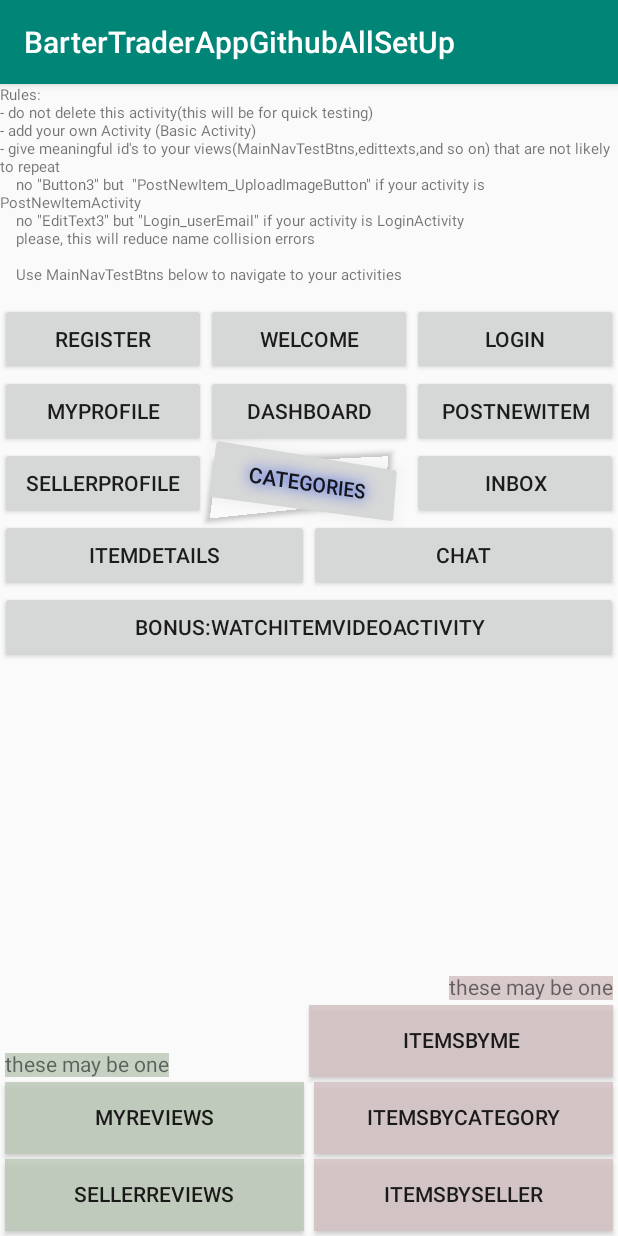
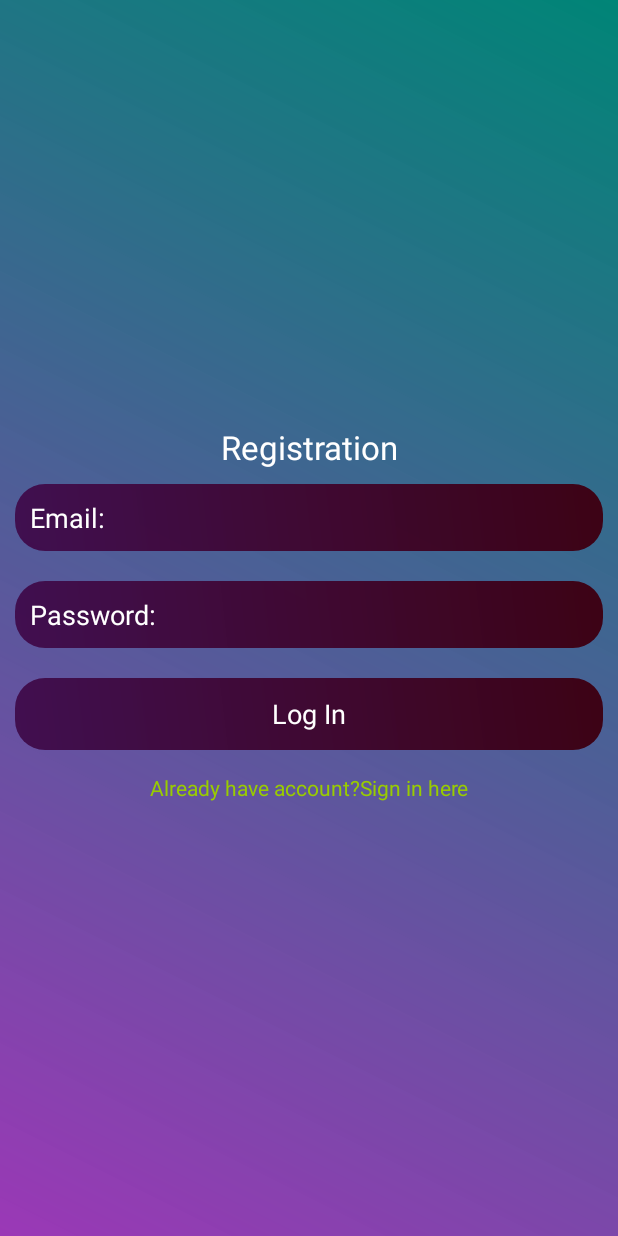
Before and after one commit to Osmiogrzesznik/BarterTrader, an Android app: the screen it shows after launch (MainActivity before the commit, RegisterActivity after it), after a tap on "REGISTER", on a phone screen of 412 x 824 dp. Run offline under Robolectric (Android 15) with nearby library versions, the light colour scheme and no system bars.

Commit message:
Incorporated Marilena's Top-of-the-shelf style and her activities. Connected Post New Item, Login, Register Activities to Main Test Screen.

```diff
--- a/app/src/main/AndroidManifest.xml
+++ b/app/src/main/AndroidManifest.xml
@@ -7,9 +7,11 @@
         android:label="@string/app_name"
         android:roundIcon="@mipmap/ic_launcher_round"
         android:supportsRtl="true"
-        android:theme="@style/AppTheme">
+        android:theme="@style/MarilenaTheme">
         <activity android:name=".PostNewItemActivity"></activity>
         <activity android:name=".CategoriesActivity" />
+        <activity android:name=".RegisterActivity"></activity>
+        <activity android:name=".LoginActivity"></activity>
         <activity android:name=".MainActivity">
             <intent-filter>
                 <action android:name="android.intent.action.MAIN" />
--- a/app/src/main/java/com/groupassignment2019/bartertraderappgithuballsetup/MainActivity.java
+++ b/app/src/main/java/com/groupassignment2019/bartertraderappgithuballsetup/MainActivity.java
@@ -27,13 +27,13 @@ public class MainActivity extends AppCompatActivity {
     }
 
     public void GO_TO_activity_Login(View view) {
-//        Intent intent = new Intent(this, LoginActivity.class);
-//        startActivity(intent);
+        Intent intent = new Intent(this, LoginActivity.class);
+        startActivity(intent);
     }
 
     public void GO_TO_activity_Register(View view) {
-//        Intent intent = new Intent(this, RegisterActivity.class);
-//        startActivity(intent);
+        Intent intent = new Intent(this, RegisterActivity.class);
+        startActivity(intent);
     }
 
     public void GO_TO_activity_Dashboard(View view) {
--- /dev/null
+++ b/app/src/main/java/com/groupassignment2019/bartertraderappgithuballsetup/RegisterActivity.java
@@ -0,0 +1,14 @@
+package com.groupassignment2019.bartertraderappgithuballsetup;
+
+import android.os.Bundle;
+
+import androidx.appcompat.app.AppCompatActivity;
+
+public class RegisterActivity extends AppCompatActivity {
+
+    @Override
+    protected void onCreate(Bundle savedInstanceState) {
+        super.onCreate(savedInstanceState);
+        setContentView(R.layout.activity_registration);
+    }
+}
--- /dev/null
+++ b/app/src/main/res/drawable/back_design.xml
@@ -0,0 +1,8 @@
+<?xml version="1.0" encoding="utf-8"?>
+<shape xmlns:android="http://schemas.android.com/apk/res/android">
+
+    <gradient android:angle="45"
+        android:startColor="#EB9227B0"
+        android:endColor="#FF008577"/>
+
+</shape>
--- /dev/null
+++ b/app/src/main/res/drawable/ed_design.xml
@@ -0,0 +1,12 @@
+<?xml version="1.0" encoding="utf-8"?>
+<shape xmlns:android="http://schemas.android.com/apk/res/android">
+
+    <gradient android:angle="45"
+        android:startColor="#F8400D4E"
+        android:endColor="#FF3D0315"/>
+
+    <corners android:topRightRadius="20dp"
+        android:topLeftRadius="20dp"
+        android:bottomLeftRadius="20dp"
+        android:bottomRightRadius="20dp"/>
+</shape>
--- a/app/src/main/res/layout/activity_main.xml
+++ b/app/src/main/res/layout/activity_main.xml
@@ -49,6 +49,7 @@
 
     <Button
         android:id="@+id/MainNavTestBtn2"
+        style="@style/look_of_a_button_when_activity_is_work_in_progress"
         android:layout_width="0dp"
         android:layout_height="wrap_content"
         android:onClick="GO_TO_activity_Register"
@@ -101,6 +102,7 @@
 
     <Button
         android:id="@+id/MainNavTestBtn"
+        style="@style/look_of_a_button_when_activity_is_work_in_progress"
         android:layout_width="0dp"
         android:layout_height="wrap_content"
         android:onClick="GO_TO_activity_Login"
@@ -150,6 +152,7 @@
 
     <Button
         android:id="@+id/MainNavTestBtn11"
+        style="@style/look_of_a_button_when_activity_is_work_in_progress"
         android:layout_width="0dp"
         android:layout_height="wrap_content"
         android:onClick="GO_TO_activity_PostNewItem"
@@ -179,17 +182,12 @@
         android:layout_width="0dp"
         android:layout_height="wrap_content"
         android:onClick="GO_TO_activity_Categories"
-        android:padding="0dp"
-        android:rotation="6"
-        android:rotationX="6"
-        android:rotationY="20"
-        android:shadowColor="#1239EE"
-        android:shadowRadius="10"
         android:text="Categories"
         app:layout_constraintEnd_toStartOf="@+id/MainNavTestBtn8"
         app:layout_constraintHorizontal_bias="0.5"
         app:layout_constraintStart_toEndOf="@+id/MainNavTestBtn17"
-        app:layout_constraintTop_toBottomOf="@+id/MainNavTestBtn4" />
+        app:layout_constraintTop_toBottomOf="@+id/MainNavTestBtn4"
+        style="@style/look_of_a_button_when_activity_is_work_in_progress" />
 
     <Button
         android:id="@+id/MainNavTestBtn15"
--- /dev/null
+++ b/app/src/main/res/layout/activity_registration.xml
@@ -0,0 +1,81 @@
+<?xml version="1.0" encoding="utf-8"?>
+<LinearLayout xmlns:android="http://schemas.android.com/apk/res/android"
+    xmlns:app="http://schemas.android.com/apk/res-auto"
+    xmlns:tools="http://schemas.android.com/tools"
+    android:layout_width="match_parent"
+    android:orientation="vertical"
+    android:gravity="center"
+    android:background="@drawable/back_design"
+    android:layout_height="match_parent"
+    tools:context=".RegisterActivity">
+
+    <ScrollView
+        android:layout_width="match_parent"
+        android:layout_height="wrap_content">
+        <LinearLayout
+            android:layout_width="match_parent"
+            android:orientation="vertical"
+            android:layout_height="wrap_content">
+            <TextView
+                android:layout_width="match_parent"
+                android:layout_height="wrap_content"
+                android:text="Registration"
+                android:textColor="@android:color/white"
+                android:textAppearance="?android:textAppearanceLarge"
+                android:gravity="center"
+                />
+
+            <EditText
+                android:layout_width="match_parent"
+                android:layout_height="wrap_content"
+                android:layout_margin="10dp"
+                android:hint="Email:"
+                android:background="@drawable/ed_design"
+                android:padding="10dp"
+                android:inputType="textEmailAddress"
+                android:textColorHint="@android:color/white"
+                android:textColor="@android:color/white"
+                android:id="@+id/email_reg"
+                />
+            <EditText
+                android:layout_width="match_parent"
+                android:layout_height="wrap_content"
+                android:layout_margin="10dp"
+                android:hint="Password:"
+                android:background="@drawable/ed_design"
+                android:padding="10dp"
+                android:inputType="textPassword"
+                android:textColor="@android:color/white"
+                android:textColorHint="@android:color/white"
+                android:id="@+id/password_reg"
+                />
+
+            <Button
+
+                android:layout_width="match_parent"
+                android:layout_height="wrap_content"
+                android:layout_margin="10dp"
+                android:text="Log In"
+                android:background="@drawable/ed_design"
+                android:padding="6dp"
+                android:textAppearance="?android:textAppearanceMedium"
+                android:textColor="@android:color/white"
+                android:id="@+id/btn_reg"
+                />
+            <TextView
+                android:layout_width="match_parent"
+                android:layout_height="wrap_content"
+                android:gravity="center"
+                android:padding="5dp"
+                android:text="Already have account?Sign in here"
+                android:textAppearance="?android:textAppearanceSmall"
+                android:textColor="@android:color/holo_green_light"
+                android:id="@+id/signin_txt"
+                />
+
+
+        </LinearLayout>
+
+    </ScrollView>
+
+</LinearLayout>
--- a/app/src/main/res/values/colors.xml
+++ b/app/src/main/res/values/colors.xml
@@ -1,6 +1,7 @@
 <?xml version="1.0" encoding="utf-8"?>
 <resources>
     <color name="colorPrimary">#008577</color>
-    <color name="colorPrimaryDark">#00574B</color>
-    <color name="colorAccent">#D81B60</color>
+    <color name="colorPrimaryDark">#3D0315</color>
+    <color name="colorAccent">#F8400D4E</color>
+    <color name="colorHintText">#92FFFFFF</color>
 </resources>
--- a/app/src/main/res/values/styles.xml
+++ b/app/src/main/res/values/styles.xml
@@ -8,4 +8,25 @@
         <item name="colorAccent">@color/colorAccent</item>
     </style>
 
+
+        <!-- Base application theme. -->
+        <style name="MarilenaTheme" parent="Theme.AppCompat.Light.NoActionBar">
+            <!-- Customize your theme here. -->
+            <item name="colorPrimary">@color/colorPrimary</item>
+            <item name="colorPrimaryDark">@color/colorPrimaryDark</item>
+            <item name="colorAccent">@color/colorAccent</item>
+            <item name="android:textColorHint">@color/colorHintText</item>
+            <item name="android:textCursorDrawable">@null</item>
+        </style>
+
+    <style name="look_of_a_button_when_activity_is_work_in_progress">
+        <item name="android:padding">0dp</item>
+        <item name="android:rotation">3</item>
+        <item name="android:rotationX">3</item>
+        <item name="android:rotationY">3</item>
+        <item name="android:shadowColor">#1239EE</item>
+        <item name="android:shadowRadius">10</item>
+    </style>
+
+
 </resources>
```
Also changed, not shown: app/src/main/java/com/groupassignment2019/bartertraderappgithuballsetup/LoginActivity.java (added, +30 -0 lines), app/src/main/res/layout/login_activity.xml (added, +85 -0 lines).
